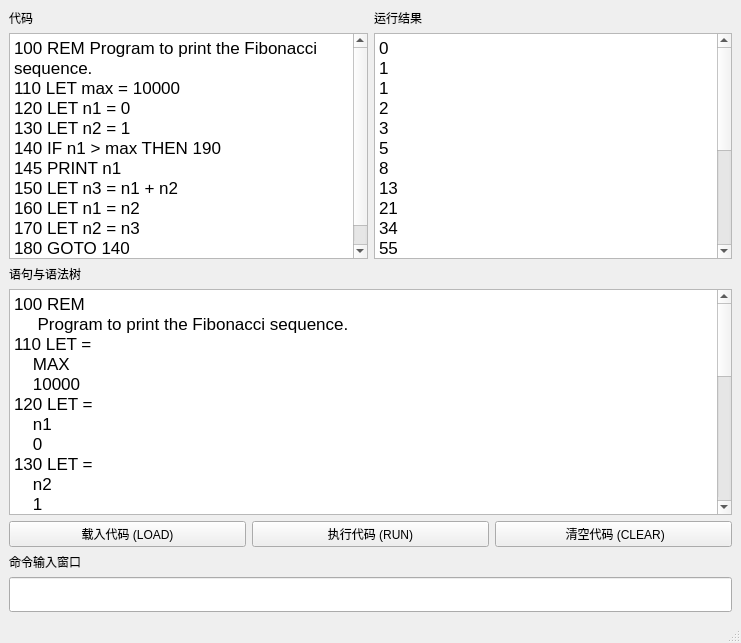
This is mainwindow/mainwindow.ui in ShadowNearby/QBasic as Qt 5 draws it before an edit. The edited form follows.
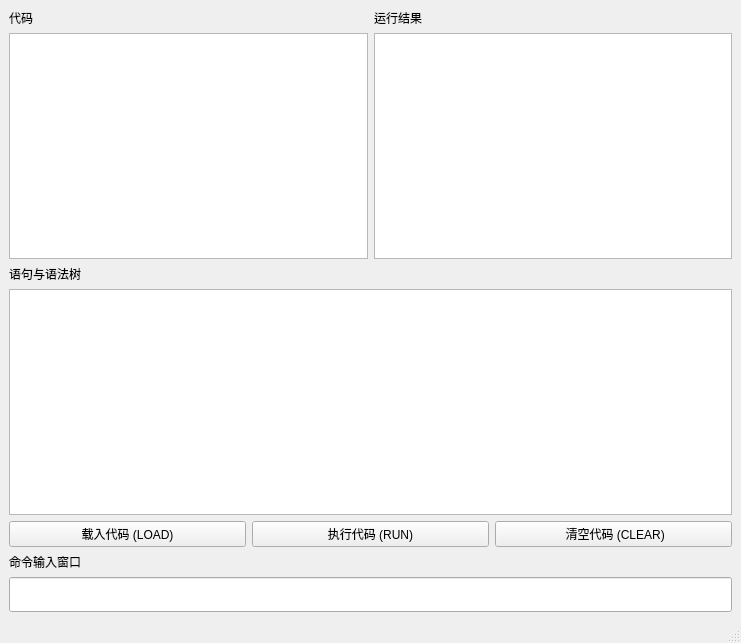
This is the edited form.

Diff of the .ui file:
```diff
--- a/mainwindow/mainwindow.ui
+++ b/mainwindow/mainwindow.ui
@@ -47,20 +47,10 @@
             </property>
             <property name="html">
              <string>&lt;!DOCTYPE HTML PUBLIC &quot;-//W3C//DTD HTML 4.0//EN&quot; &quot;http://www.w3.org/TR/REC-html40/strict.dtd&quot;&gt;
-&lt;html&gt;&lt;head&gt;&lt;meta name=&quot;qrichtext&quot; content=&quot;1&quot; /&gt;&lt;style type=&quot;text/css&quot;&gt;
+&lt;html&gt;&lt;head&gt;&lt;meta name=&quot;qrichtext&quot; content=&quot;1&quot; /&gt;&lt;meta charset=&quot;utf-8&quot; /&gt;&lt;style type=&quot;text/css&quot;&gt;
 p, li { white-space: pre-wrap; }
-&lt;/style&gt;&lt;/head&gt;&lt;body style=&quot; font-family:'.AppleSystemUIFont'; font-size:13pt; font-weight:400; font-style:normal;&quot;&gt;
-&lt;p style=&quot; margin-top:0px; margin-bottom:0px; margin-left:0px; margin-right:0px; -qt-block-indent:0; text-indent:0px;&quot;&gt;100 REM Program to print the Fibonacci sequence.&lt;/p&gt;
-&lt;p style=&quot; margin-top:0px; margin-bottom:0px; margin-left:0px; margin-right:0px; -qt-block-indent:0; text-indent:0px;&quot;&gt;110 LET max = 10000&lt;/p&gt;
-&lt;p style=&quot; margin-top:0px; margin-bottom:0px; margin-left:0px; margin-right:0px; -qt-block-indent:0; text-indent:0px;&quot;&gt;120 LET n1 = 0&lt;/p&gt;
-&lt;p style=&quot; margin-top:0px; margin-bottom:0px; margin-left:0px; margin-right:0px; -qt-block-indent:0; text-indent:0px;&quot;&gt;130 LET n2 = 1&lt;/p&gt;
-&lt;p style=&quot; margin-top:0px; margin-bottom:0px; margin-left:0px; margin-right:0px; -qt-block-indent:0; text-indent:0px;&quot;&gt;140 IF n1 &amp;gt; max THEN 190&lt;/p&gt;
-&lt;p style=&quot; margin-top:0px; margin-bottom:0px; margin-left:0px; margin-right:0px; -qt-block-indent:0; text-indent:0px;&quot;&gt;145 PRINT n1&lt;/p&gt;
-&lt;p style=&quot; margin-top:0px; margin-bottom:0px; margin-left:0px; margin-right:0px; -qt-block-indent:0; text-indent:0px;&quot;&gt;150 LET n3 = n1 + n2&lt;/p&gt;
-&lt;p style=&quot; margin-top:0px; margin-bottom:0px; margin-left:0px; margin-right:0px; -qt-block-indent:0; text-indent:0px;&quot;&gt;160 LET n1 = n2&lt;/p&gt;
-&lt;p style=&quot; margin-top:0px; margin-bottom:0px; margin-left:0px; margin-right:0px; -qt-block-indent:0; text-indent:0px;&quot;&gt;170 LET n2 = n3&lt;/p&gt;
-&lt;p style=&quot; margin-top:0px; margin-bottom:0px; margin-left:0px; margin-right:0px; -qt-block-indent:0; text-indent:0px;&quot;&gt;180 GOTO 140&lt;/p&gt;
-&lt;p style=&quot; margin-top:0px; margin-bottom:0px; margin-left:0px; margin-right:0px; -qt-block-indent:0; text-indent:0px;&quot;&gt;190 END&lt;/p&gt;&lt;/body&gt;&lt;/html&gt;</string>
+&lt;/style&gt;&lt;/head&gt;&lt;body style=&quot; font-family:'Microsoft YaHei UI'; font-size:9pt; font-weight:400; font-style:normal;&quot;&gt;
+&lt;p style=&quot;-qt-paragraph-type:empty; margin-top:0px; margin-bottom:0px; margin-left:0px; margin-right:0px; -qt-block-indent:0; text-indent:0px;&quot;&gt;&lt;br /&gt;&lt;/p&gt;&lt;/body&gt;&lt;/html&gt;</string>
             </property>
            </widget>
           </item>
@@ -79,30 +69,10 @@
            <widget class="QTextBrowser" name="textBrowser">
             <property name="html">
              <string>&lt;!DOCTYPE HTML PUBLIC &quot;-//W3C//DTD HTML 4.0//EN&quot; &quot;http://www.w3.org/TR/REC-html40/strict.dtd&quot;&gt;
-&lt;html&gt;&lt;head&gt;&lt;meta name=&quot;qrichtext&quot; content=&quot;1&quot; /&gt;&lt;style type=&quot;text/css&quot;&gt;
+&lt;html&gt;&lt;head&gt;&lt;meta name=&quot;qrichtext&quot; content=&quot;1&quot; /&gt;&lt;meta charset=&quot;utf-8&quot; /&gt;&lt;style type=&quot;text/css&quot;&gt;
 p, li { white-space: pre-wrap; }
-&lt;/style&gt;&lt;/head&gt;&lt;body style=&quot; font-family:'.AppleSystemUIFont'; font-size:13pt; font-weight:400; font-style:normal;&quot;&gt;
-&lt;p style=&quot; margin-top:0px; margin-bottom:0px; margin-left:0px; margin-right:0px; -qt-block-indent:0; text-indent:0px;&quot;&gt;0&lt;/p&gt;
-&lt;p style=&quot; margin-top:0px; margin-bottom:0px; margin-left:0px; margin-right:0px; -qt-block-indent:0; text-indent:0px;&quot;&gt;1&lt;/p&gt;
-&lt;p style=&quot; margin-top:0px; margin-bottom:0px; margin-left:0px; margin-right:0px; -qt-block-indent:0; text-indent:0px;&quot;&gt;1&lt;/p&gt;
-&lt;p style=&quot; margin-top:0px; margin-bottom:0px; margin-left:0px; margin-right:0px; -qt-block-indent:0; text-indent:0px;&quot;&gt;2&lt;/p&gt;
-&lt;p style=&quot; margin-top:0px; margin-bottom:0px; margin-left:0px; margin-right:0px; -qt-block-indent:0; text-indent:0px;&quot;&gt;3&lt;/p&gt;
-&lt;p style=&quot; margin-top:0px; margin-bottom:0px; margin-left:0px; margin-right:0px; -qt-block-indent:0; text-indent:0px;&quot;&gt;5&lt;/p&gt;
-&lt;p style=&quot; margin-top:0px; margin-bottom:0px; margin-left:0px; margin-right:0px; -qt-block-indent:0; text-indent:0px;&quot;&gt;8&lt;/p&gt;
-&lt;p style=&quot; margin-top:0px; margin-bottom:0px; margin-left:0px; margin-right:0px; -qt-block-indent:0; text-indent:0px;&quot;&gt;13&lt;/p&gt;
-&lt;p style=&quot; margin-top:0px; margin-bottom:0px; margin-left:0px; margin-right:0px; -qt-block-indent:0; text-indent:0px;&quot;&gt;21&lt;/p&gt;
-&lt;p style=&quot; margin-top:0px; margin-bottom:0px; margin-left:0px; margin-right:0px; -qt-block-indent:0; text-indent:0px;&quot;&gt;34&lt;/p&gt;
-&lt;p style=&quot; margin-top:0px; margin-bottom:0px; margin-left:0px; margin-right:0px; -qt-block-indent:0; text-indent:0px;&quot;&gt;55&lt;/p&gt;
-&lt;p style=&quot; margin-top:0px; margin-bottom:0px; margin-left:0px; margin-right:0px; -qt-block-indent:0; text-indent:0px;&quot;&gt;89&lt;/p&gt;
-&lt;p style=&quot; margin-top:0px; margin-bottom:0px; margin-left:0px; margin-right:0px; -qt-block-indent:0; text-indent:0px;&quot;&gt;144&lt;/p&gt;
-&lt;p style=&quot; margin-top:0px; margin-bottom:0px; margin-left:0px; margin-right:0px; -qt-block-indent:0; text-indent:0px;&quot;&gt;233&lt;/p&gt;
-&lt;p style=&quot; margin-top:0px; margin-bottom:0px; margin-left:0px; margin-right:0px; -qt-block-indent:0; text-indent:0px;&quot;&gt;377&lt;/p&gt;
-&lt;p style=&quot; margin-top:0px; margin-bottom:0px; margin-left:0px; margin-right:0px; -qt-block-indent:0; text-indent:0px;&quot;&gt;610&lt;/p&gt;
-&lt;p style=&quot; margin-top:0px; margin-bottom:0px; margin-left:0px; margin-right:0px; -qt-block-indent:0; text-indent:0px;&quot;&gt;987&lt;/p&gt;
-&lt;p style=&quot; margin-top:0px; margin-bottom:0px; margin-left:0px; margin-right:0px; -qt-block-indent:0; text-indent:0px;&quot;&gt;1597&lt;/p&gt;
-&lt;p style=&quot; margin-top:0px; margin-bottom:0px; margin-left:0px; margin-right:0px; -qt-block-indent:0; text-indent:0px;&quot;&gt;2584&lt;/p&gt;
-&lt;p style=&quot; margin-top:0px; margin-bottom:0px; margin-left:0px; margin-right:0px; -qt-block-indent:0; text-indent:0px;&quot;&gt;4181&lt;/p&gt;
-&lt;p style=&quot; margin-top:0px; margin-bottom:0px; margin-left:0px; margin-right:0px; -qt-block-indent:0; text-indent:0px;&quot;&gt;6765&lt;/p&gt;&lt;/body&gt;&lt;/html&gt;</string>
+&lt;/style&gt;&lt;/head&gt;&lt;body style=&quot; font-family:'Microsoft YaHei UI'; font-size:9pt; font-weight:400; font-style:normal;&quot;&gt;
+&lt;p style=&quot;-qt-paragraph-type:empty; margin-top:0px; margin-bottom:0px; margin-left:0px; margin-right:0px; -qt-block-indent:0; text-indent:0px;&quot;&gt;&lt;br /&gt;&lt;/p&gt;&lt;/body&gt;&lt;/html&gt;</string>
             </property>
            </widget>
           </item>
@@ -126,39 +96,10 @@
           </property>
           <property name="html">
            <string>&lt;!DOCTYPE HTML PUBLIC &quot;-//W3C//DTD HTML 4.0//EN&quot; &quot;http://www.w3.org/TR/REC-html40/strict.dtd&quot;&gt;
-&lt;html&gt;&lt;head&gt;&lt;meta name=&quot;qrichtext&quot; content=&quot;1&quot; /&gt;&lt;style type=&quot;text/css&quot;&gt;
+&lt;html&gt;&lt;head&gt;&lt;meta name=&quot;qrichtext&quot; content=&quot;1&quot; /&gt;&lt;meta charset=&quot;utf-8&quot; /&gt;&lt;style type=&quot;text/css&quot;&gt;
 p, li { white-space: pre-wrap; }
-&lt;/style&gt;&lt;/head&gt;&lt;body style=&quot; font-family:'.AppleSystemUIFont'; font-size:13pt; font-weight:400; font-style:normal;&quot;&gt;
-&lt;p style=&quot; margin-top:0px; margin-bottom:0px; margin-left:0px; margin-right:0px; -qt-block-indent:0; text-indent:0px;&quot;&gt;100 REM&lt;/p&gt;
-&lt;p style=&quot; margin-top:0px; margin-bottom:0px; margin-left:0px; margin-right:0px; -qt-block-indent:0; text-indent:0px;&quot;&gt;     Program to print the Fibonacci sequence.&lt;/p&gt;
-&lt;p style=&quot; margin-top:0px; margin-bottom:0px; margin-left:0px; margin-right:0px; -qt-block-indent:0; text-indent:0px;&quot;&gt;110 LET =&lt;/p&gt;
-&lt;p style=&quot; margin-top:0px; margin-bottom:0px; margin-left:0px; margin-right:0px; -qt-block-indent:0; text-indent:0px;&quot;&gt;    MAX&lt;/p&gt;
-&lt;p style=&quot; margin-top:0px; margin-bottom:0px; margin-left:0px; margin-right:0px; -qt-block-indent:0; text-indent:0px;&quot;&gt;    10000&lt;/p&gt;
-&lt;p style=&quot; margin-top:0px; margin-bottom:0px; margin-left:0px; margin-right:0px; -qt-block-indent:0; text-indent:0px;&quot;&gt;120 LET =&lt;/p&gt;
-&lt;p style=&quot; margin-top:0px; margin-bottom:0px; margin-left:0px; margin-right:0px; -qt-block-indent:0; text-indent:0px;&quot;&gt;    n1&lt;/p&gt;
-&lt;p style=&quot; margin-top:0px; margin-bottom:0px; margin-left:0px; margin-right:0px; -qt-block-indent:0; text-indent:0px;&quot;&gt;    0&lt;/p&gt;
-&lt;p style=&quot; margin-top:0px; margin-bottom:0px; margin-left:0px; margin-right:0px; -qt-block-indent:0; text-indent:0px;&quot;&gt;130 LET =&lt;/p&gt;
-&lt;p style=&quot; margin-top:0px; margin-bottom:0px; margin-left:0px; margin-right:0px; -qt-block-indent:0; text-indent:0px;&quot;&gt;    n2&lt;/p&gt;
-&lt;p style=&quot; margin-top:0px; margin-bottom:0px; margin-left:0px; margin-right:0px; -qt-block-indent:0; text-indent:0px;&quot;&gt;    1&lt;/p&gt;
-&lt;p style=&quot; margin-top:0px; margin-bottom:0px; margin-left:0px; margin-right:0px; -qt-block-indent:0; text-indent:0px;&quot;&gt;140 IF THEN&lt;/p&gt;
-&lt;p style=&quot; margin-top:0px; margin-bottom:0px; margin-left:0px; margin-right:0px; -qt-block-indent:0; text-indent:0px;&quot;&gt;    Exp &amp;gt;&lt;/p&gt;
-&lt;p style=&quot; margin-top:0px; margin-bottom:0px; margin-left:0px; margin-right:0px; -qt-block-indent:0; text-indent:0px;&quot;&gt;        n1&lt;/p&gt;
-&lt;p style=&quot; margin-top:0px; margin-bottom:0px; margin-left:0px; margin-right:0px; -qt-block-indent:0; text-indent:0px;&quot;&gt;        max&lt;/p&gt;
-&lt;p style=&quot; margin-top:0px; margin-bottom:0px; margin-left:0px; margin-right:0px; -qt-block-indent:0; text-indent:0px;&quot;&gt;    190&lt;/p&gt;
-&lt;p style=&quot; margin-top:0px; margin-bottom:0px; margin-left:0px; margin-right:0px; -qt-block-indent:0; text-indent:0px;&quot;&gt;150 LET =&lt;/p&gt;
-&lt;p style=&quot; margin-top:0px; margin-bottom:0px; margin-left:0px; margin-right:0px; -qt-block-indent:0; text-indent:0px;&quot;&gt;    n3&lt;/p&gt;
-&lt;p style=&quot; margin-top:0px; margin-bottom:0px; margin-left:0px; margin-right:0px; -qt-block-indent:0; text-indent:0px;&quot;&gt;    Exp +&lt;/p&gt;
-&lt;p style=&quot; margin-top:0px; margin-bottom:0px; margin-left:0px; margin-right:0px; -qt-block-indent:0; text-indent:0px;&quot;&gt;        n1&lt;/p&gt;
-&lt;p style=&quot; margin-top:0px; margin-bottom:0px; margin-left:0px; margin-right:0px; -qt-block-indent:0; text-indent:0px;&quot;&gt;        n2&lt;/p&gt;
-&lt;p style=&quot; margin-top:0px; margin-bottom:0px; margin-left:0px; margin-right:0px; -qt-block-indent:0; text-indent:0px;&quot;&gt;160 LET =&lt;/p&gt;
-&lt;p style=&quot; margin-top:0px; margin-bottom:0px; margin-left:0px; margin-right:0px; -qt-block-indent:0; text-indent:0px;&quot;&gt;    n1&lt;/p&gt;
-&lt;p style=&quot; margin-top:0px; margin-bottom:0px; margin-left:0px; margin-right:0px; -qt-block-indent:0; text-indent:0px;&quot;&gt;    n2&lt;/p&gt;
-&lt;p style=&quot; margin-top:0px; margin-bottom:0px; margin-left:0px; margin-right:0px; -qt-block-indent:0; text-indent:0px;&quot;&gt;170 LET =&lt;/p&gt;
-&lt;p style=&quot; margin-top:0px; margin-bottom:0px; margin-left:0px; margin-right:0px; -qt-block-indent:0; text-indent:0px;&quot;&gt;    n2&lt;/p&gt;
-&lt;p style=&quot; margin-top:0px; margin-bottom:0px; margin-left:0px; margin-right:0px; -qt-block-indent:0; text-indent:0px;&quot;&gt;    n3&lt;/p&gt;
-&lt;p style=&quot; margin-top:0px; margin-bottom:0px; margin-left:0px; margin-right:0px; -qt-block-indent:0; text-indent:0px;&quot;&gt;180 GOTO&lt;/p&gt;
-&lt;p style=&quot; margin-top:0px; margin-bottom:0px; margin-left:0px; margin-right:0px; -qt-block-indent:0; text-indent:0px;&quot;&gt;    140&lt;/p&gt;
-&lt;p style=&quot; margin-top:0px; margin-bottom:0px; margin-left:0px; margin-right:0px; -qt-block-indent:0; text-indent:0px;&quot;&gt;190 END&lt;/p&gt;&lt;/body&gt;&lt;/html&gt;</string>
+&lt;/style&gt;&lt;/head&gt;&lt;body style=&quot; font-family:'Microsoft YaHei UI'; font-size:9pt; font-weight:400; font-style:normal;&quot;&gt;
+&lt;p style=&quot;-qt-paragraph-type:empty; margin-top:0px; margin-bottom:0px; margin-left:0px; margin-right:0px; -qt-block-indent:0; text-indent:0px;&quot;&gt;&lt;br /&gt;&lt;/p&gt;&lt;/body&gt;&lt;/html&gt;</string>
           </property>
          </widget>
         </item>
```
Left out of the diff: 2 changed lines with no effect on the pictures.
